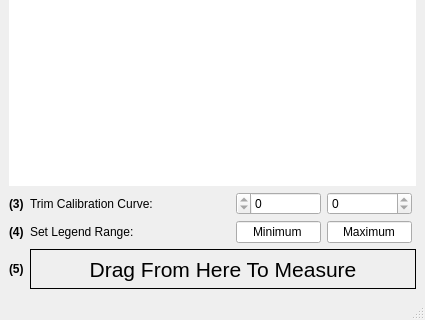
Qt form mainwindow.ui (scimulate/PlotVISOR) before a commit; both pictures show x 0 to 425 and y 180 to 500 of the 425 by 500 pixel window.
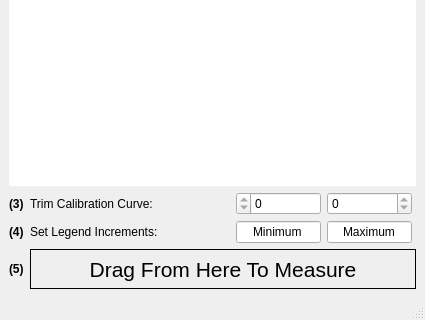
The same form after that commit. Custom widgets are drawn as their Qt base class.

Commit message: Not sure what changed.

Patch:
```diff
--- a/mainwindow.ui
+++ b/mainwindow.ui
@@ -399,7 +399,7 @@
          </font>
         </property>
         <property name="text">
-         <string>Set Legend Range:</string>
+         <string>Set Legend Increments:</string>
         </property>
         <property name="alignment">
          <set>Qt::AlignLeading|Qt::AlignLeft|Qt::AlignVCenter</set>
```
